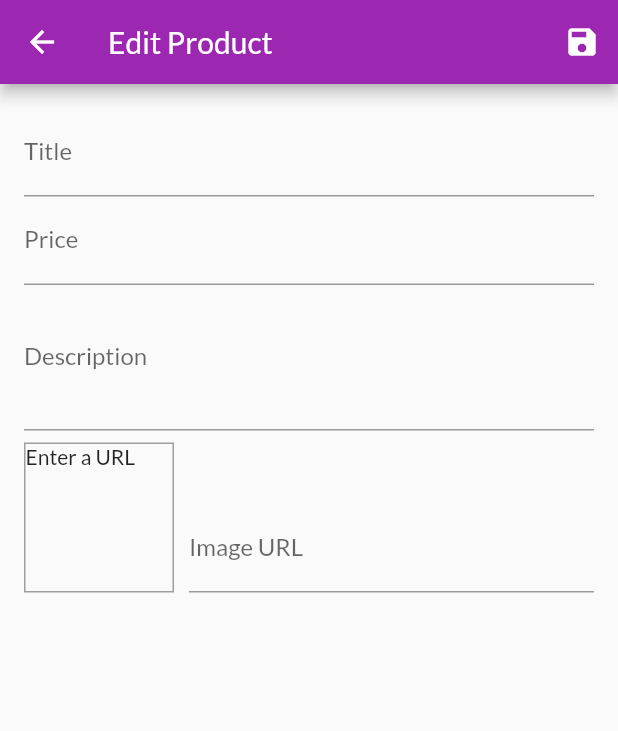
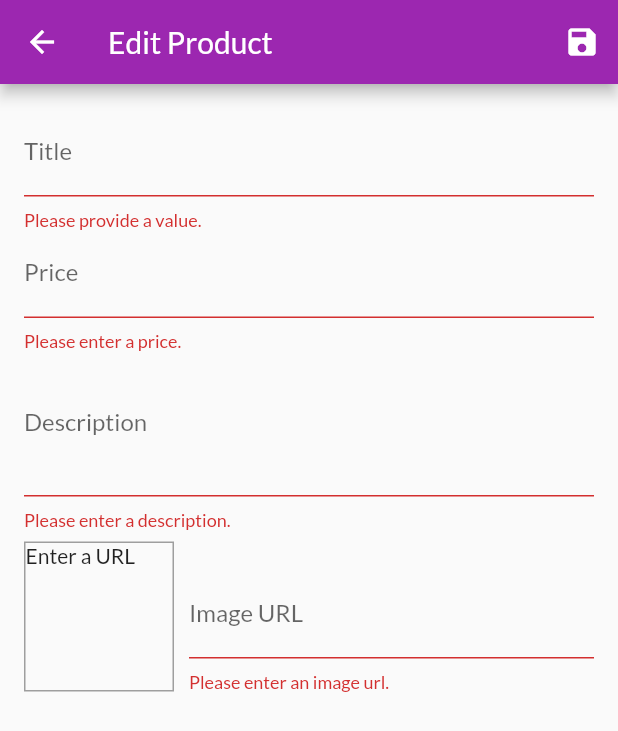
Before and after one commit to Muhaimie/Shop_App, a Flutter app: the EditProductScreen screen opened by its route, after a tap on the "save" icon, on a phone screen of 412 x 824 dp. Shown: the top 731 px of the screen. Run offline on Flutter 3.47's test engine with Material 2 defaults, Android fonts, the phone set to English and light mode, and no system bars; network calls fail.

```diff
--- a/lib/screens/edit_product_screen.dart
+++ b/lib/screens/edit_product_screen.dart
@@ -1,5 +1,7 @@
 import 'package:flutter/material.dart';
+import 'package:provider/provider.dart';
 import '../providers/product.dart';
+import '../providers/products.dart';
 
 class EditProductScreen extends StatefulWidget {
   static const routeName = "/EditProduct";
@@ -15,7 +17,16 @@ class _EditProductScreenState extends State<EditProductScreen> {
   final _imageUrlController = TextEditingController();
 
   final _form = GlobalKey<FormState>();
-  Product _editedProduct = Product(id: null, title: "", description: "", price: 0, imageUrl: "");
+  Product _editedProduct =
+      Product(id: null, title: "", description: "", price: 0, imageUrl: "");
+
+  var _isInit = true;
+  var _initValue = {
+    "title": "",
+    "description": "",
+    "price": "",
+    "imageUrl": "",
+  };
 
   @override
   void dispose() {
@@ -35,18 +46,64 @@ class _EditProductScreenState extends State<EditProductScreen> {
     _imageUrlFocusNode.addListener(_updateImageUrl);
   }
 
+  @override
+  void didChangeDependencies() {
+    // TODO: implement didChangeDependencies
+    super.didChangeDependencies();
+
+    if (_isInit) {
+      final productId = ModalRoute.of(context).settings.arguments as String;
+      if (productId != null) {
+        final _editedProduct =
+            Provider.of<Products>(context, listen: false).findById(productId);
+
+        _initValue = {
+          "title": _editedProduct.title,
+          "description": _editedProduct.description,
+          "price": _editedProduct.price.toString(),
+          //"imageUrl": _editedProduct.imageUrl
+          "imageUrl": "",
+        };
+
+        _imageUrlController.text = _editedProduct.imageUrl;
+      }
+    }
+
+    _isInit = false;
+  }
+
   void _updateImageUrl() {
     if (!_imageUrlFocusNode.hasFocus) {
-      setState(() {});
+      if (_imageUrlController.text.isEmpty ||
+          (!_imageUrlController.text.startsWith("http") &&
+              !_imageUrlController.text.startsWith("https")) ||
+          (!_imageUrlController.text.endsWith(".png") &&
+              !_imageUrlController.text.endsWith(".jpg") &&
+              !_imageUrlController.text.endsWith(".jpeg"))) {
+        return;
+      }
     }
+
+    setState(() {});
   }
 
   void _saveForm() {
+    final isValid = _form.currentState.validate();
+
+    if (!isValid) {
+      return;
+    }
     _form.currentState.save();
-    print(_editedProduct.title);
-    print(_editedProduct.description);
-    print(_editedProduct.price);
-    print(_editedProduct.imageUrl);
+
+    if (_editedProduct.id != null) {
+      Provider.of<Products>(context, listen: false)
+          .updateProduct(_editedProduct.id, _editedProduct);
+
+    } else {
+      Provider.of<Products>(context, listen: false).addProduct(_editedProduct);
+    }
+    print(_editedProduct.id);
+    Navigator.pop(context);
   }
 
   @override
@@ -68,16 +125,30 @@ class _EditProductScreenState extends State<EditProductScreen> {
             key: _form,
             child: ListView(children: <Widget>[
               TextFormField(
+                initialValue: _initValue["title"],
                 decoration: InputDecoration(labelText: "Title"),
                 textInputAction: TextInputAction.next,
                 onFieldSubmitted: (_) {
                   FocusScope.of(context).requestFocus(_priceFocusNode);
                 },
-                onSaved: (value){
-                  _editedProduct = Product(id: null, title: value, description: _editedProduct.description, price: _editedProduct.price, imageUrl: _editedProduct.imageUrl);
+                onSaved: (value) {
+                  _editedProduct = Product(
+                      id: _editedProduct.id,
+                      title: value,
+                      description: _editedProduct.description,
+                      price: _editedProduct.price,
+                      imageUrl: _editedProduct.imageUrl);
+                },
+                validator: (value) {
+                  if (value.isEmpty) {
+                    return "Please provide a value.";
+                  } else {
+                    return null;
+                  }
                 },
               ),
               TextFormField(
+                initialValue: _initValue["price"],
                 decoration: InputDecoration(labelText: "Price"),
                 textInputAction: TextInputAction.next,
                 keyboardType: TextInputType.number,
@@ -85,17 +156,54 @@ class _EditProductScreenState extends State<EditProductScreen> {
                 onFieldSubmitted: (_) {
                   FocusScope.of(context).requestFocus(_descriptionFocusNode);
                 },
-                onSaved: (value){
-                  _editedProduct = Product(id: null, title: _editedProduct.title, description: _editedProduct.description, price: double.parse(value), imageUrl: _editedProduct.imageUrl);
+                onSaved: (value) {
+                  _editedProduct = Product(
+                      id: _editedProduct.id,
+                      title: _editedProduct.title,
+                      description: _editedProduct.description,
+                      price: double.parse(value),
+                      imageUrl: _editedProduct.imageUrl,
+                      isFavourite: _editedProduct.isFavourite);
+                },
+                validator: (value) {
+                  if (value.isEmpty) {
+                    return "Please enter a price.";
+                  }
+
+                  if (double.tryParse(value) == null) {
+                    return "Please enter a valid number";
+                  }
+
+                  if (double.parse(value) <= 0) {
+                    return "Please enter number greater than zero.";
+                  }
                 },
               ),
               TextFormField(
+                initialValue: _initValue["description"],
                 decoration: InputDecoration(labelText: "Description"),
                 maxLines: 3,
                 keyboardType: TextInputType.multiline,
                 focusNode: _descriptionFocusNode,
-                onSaved: (value){
-                  _editedProduct = Product(id: null, title: _editedProduct.title, description: value, price: _editedProduct.price, imageUrl: _editedProduct.imageUrl);
+                onSaved: (value) {
+                  _editedProduct = Product(
+                      id: _editedProduct.id,
+                      title: _editedProduct.title,
+                      description: value,
+                      price: _editedProduct.price,
+                      imageUrl: _editedProduct.imageUrl,
+                      isFavourite: _editedProduct.isFavourite);
+                },
+                validator: (value) {
+                  if (value.isEmpty) {
+                    return "Please enter a description.";
+                  }
+
+                  if (value.length < 10) {
+                    return "Should be at least 10 character long.";
+                  }
+
+                  return null;
                 },
               ),
               Row(
@@ -121,11 +229,35 @@ class _EditProductScreenState extends State<EditProductScreen> {
                       textInputAction: TextInputAction.done,
                       controller: _imageUrlController,
                       focusNode: _imageUrlFocusNode,
-                      onSaved: (value){
-                        _editedProduct = Product(id: null, title: _editedProduct.title, description: _editedProduct.description, price: _editedProduct.price, imageUrl: value);
+                      onSaved: (value) {
+                        _editedProduct = Product(
+                            id: _editedProduct.id,
+                            title: _editedProduct.title,
+                            description: _editedProduct.description,
+                            price: _editedProduct.price,
+                            imageUrl: value,
+                            isFavourite: _editedProduct.isFavourite);
                       },
                       onFieldSubmitted: (_) {
                         _saveForm();
+                      },
+                      validator: (value) {
+                        if (value.isEmpty) {
+                          return "Please enter an image url.";
+                        }
+
+                        if (!value.startsWith("http") &&
+                            !value.startsWith("https")) {
+                          return "Please enter a valid url.";
+                        }
+
+                        if (!value.endsWith(".png") &&
+                            !value.endsWith(".jpg") &&
+                            !value.endsWith(".jpeg")) {
+                          return "Please enter a valid image format";
+                        }
+
+                        return null;
                       },
                     ),
                   )
--- a/lib/screens/user_product_screen.dart
+++ b/lib/screens/user_product_screen.dart
@@ -29,6 +29,7 @@ class UserProductScreen extends StatelessWidget {
         padding: EdgeInsets.all(8),
         child: ListView.builder(
             itemBuilder: (ctx, index) => UserProductItem(
+              id: productData.items[index].id,
                 title: productData.items[index].title,
                 imageUrl: productData.items[index].imageUrl),
             itemCount: productData.items.length),
```
Also changed, not shown: lib/providers/products.dart (+24 -11 lines), lib/widgets/user_product_item.dart (+13 -3 lines).
